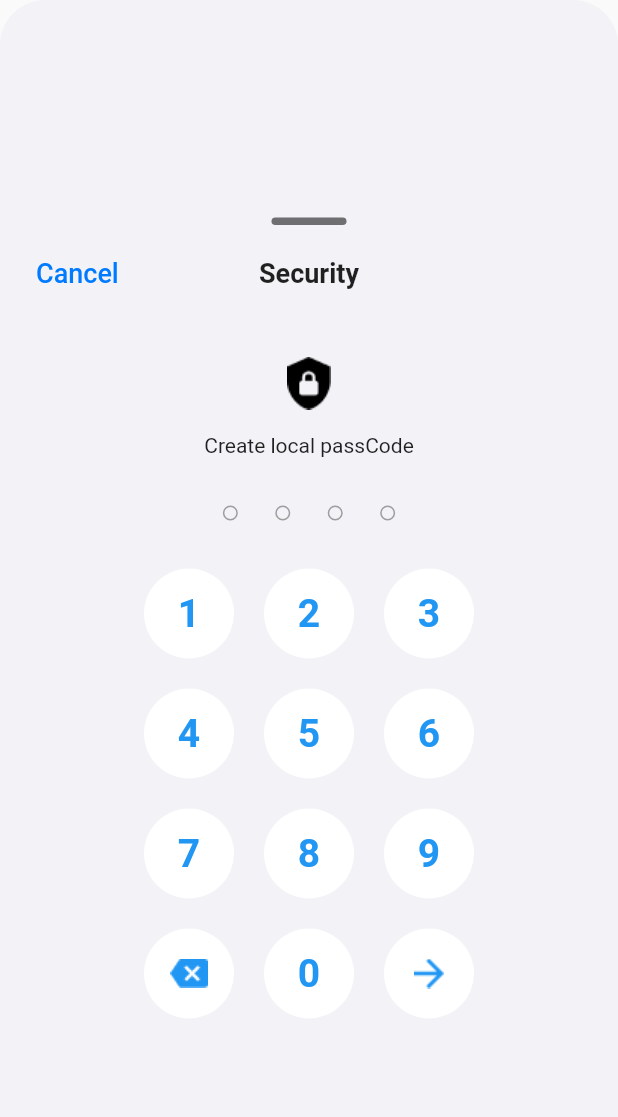
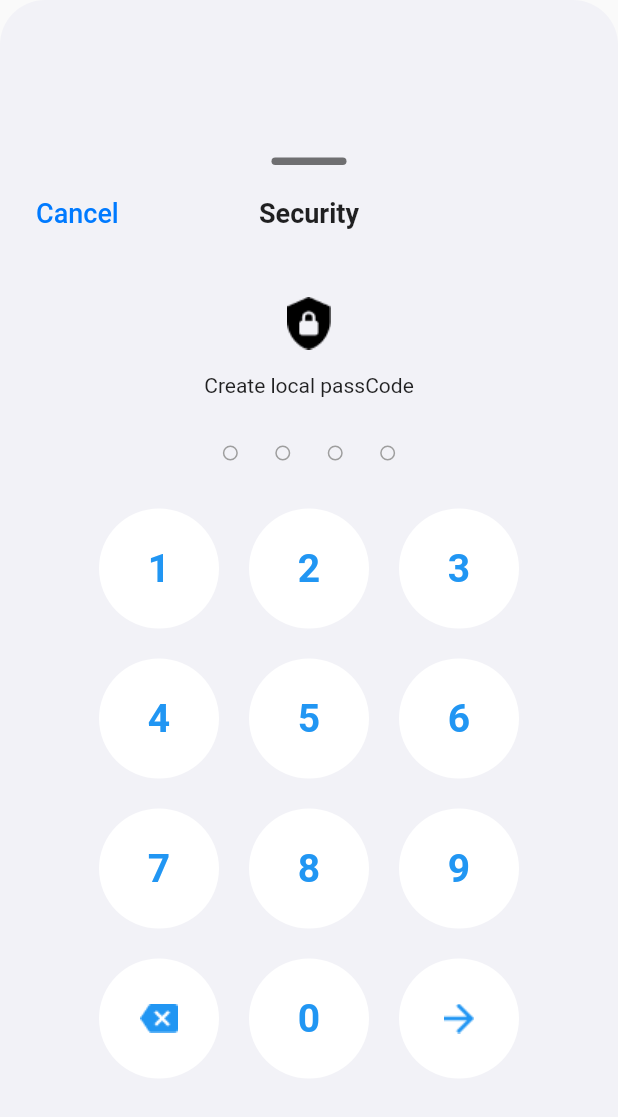
Before and after one commit to devme19/dWallet, a Flutter app: the SecurityWidget widget shown alone on an empty page, opened directly, on a phone screen of 412 x 824 dp. Shown: the top 1117 px of the screen. Run offline on Flutter 3.47's test engine with Material 2 defaults, Android fonts, the phone set to English and light mode, and no system bars; our stand-ins replace animated_text_kit, built_collection, convert, device_preview, dio, flutter_spinkit and 15 more; missing offline and left inert: bip32, bip39, build, code_builder, dart:ffi, dart:html and 4 more; accounts and stored records are empty; statements that could not run were skipped.

```diff
--- a/lib/app/presantation/pages/global_widgets/security_widget.dart
+++ b/lib/app/presantation/pages/global_widgets/security_widget.dart
@@ -281,8 +281,8 @@ class _SecurityWidgetState extends State<SecurityWidget> {
           createPassCode(num);
         },
         child: Container(
-          height: 60,
-          width: 60,
+          height: 80,
+          width: 80,
           decoration: BoxDecoration(
               shape: BoxShape.circle,
               color: Get.isDarkMode?Colors.black:Colors.white
@@ -293,8 +293,8 @@ class _SecurityWidgetState extends State<SecurityWidget> {
   }
   Widget iconKey(String iconPath){
     return  Container(
-      height: 60,
-      width: 60,
+      height: 80,
+      width: 80,
       decoration: BoxDecoration(
           shape: BoxShape.circle,
           color: Get.isDarkMode?Colors.black:Colors.white
```
